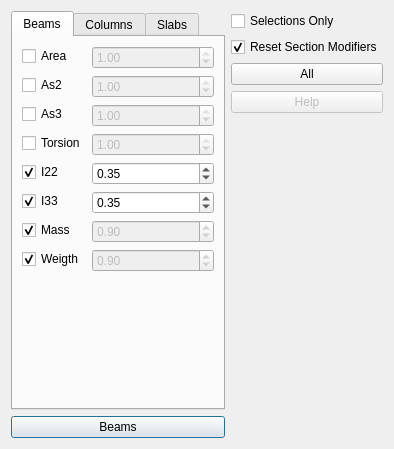
Qt form widgets/assign/assign_modifiers.ui (ebrahimraeyat/civilTools) before a commit.
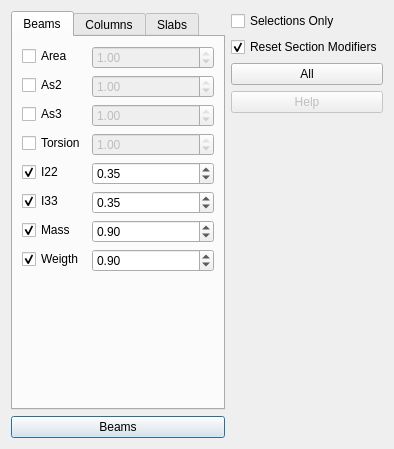
The same form after that commit. Icons and pictures are not drawn.

The edit to the form file:
```diff
--- a/widgets/assign/assign_modifiers.ui
+++ b/widgets/assign/assign_modifiers.ui
@@ -186,7 +186,7 @@
          <item row="6" column="1">
           <widget class="QDoubleSpinBox" name="beam_mass_spinbox">
            <property name="enabled">
-            <bool>false</bool>
+            <bool>true</bool>
            </property>
            <property name="maximum">
             <double>50.000000000000000</double>
@@ -212,7 +212,7 @@
          <item row="7" column="1">
           <widget class="QDoubleSpinBox" name="beam_weight_spinbox">
            <property name="enabled">
-            <bool>false</bool>
+            <bool>true</bool>
            </property>
            <property name="maximum">
             <double>50.000000000000000</double>
```
